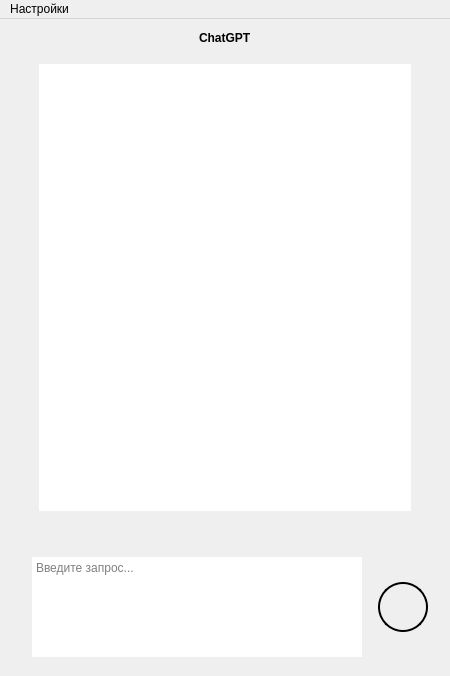
Old version of the form ui/main.ui in the repository marakhd/FreeChatGPT-App.
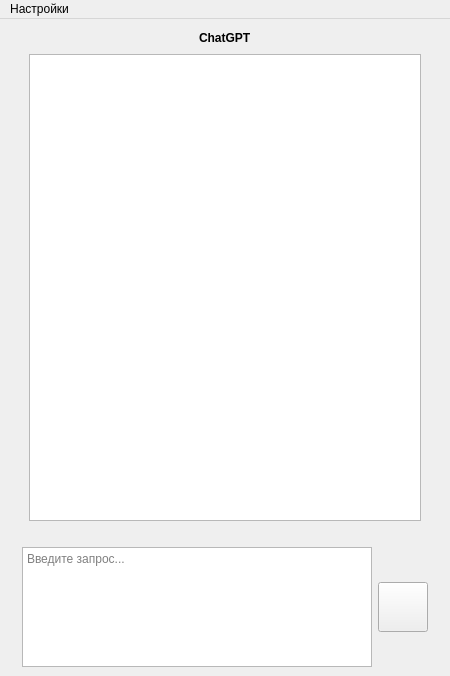
New version of the form. Icons and pictures are not drawn.

Diff of the .ui file:
```diff
--- a/ui/main.ui
+++ b/ui/main.ui
@@ -43,6 +43,9 @@
 border: 2px solid black;
 border-radius: 25px;
 }
+* {
+font-family: \"JetBrains Mono\", sans-serif;\n
+}
 </string>
   </property>
   <widget class="QWidget" name="centralwidget">
```
